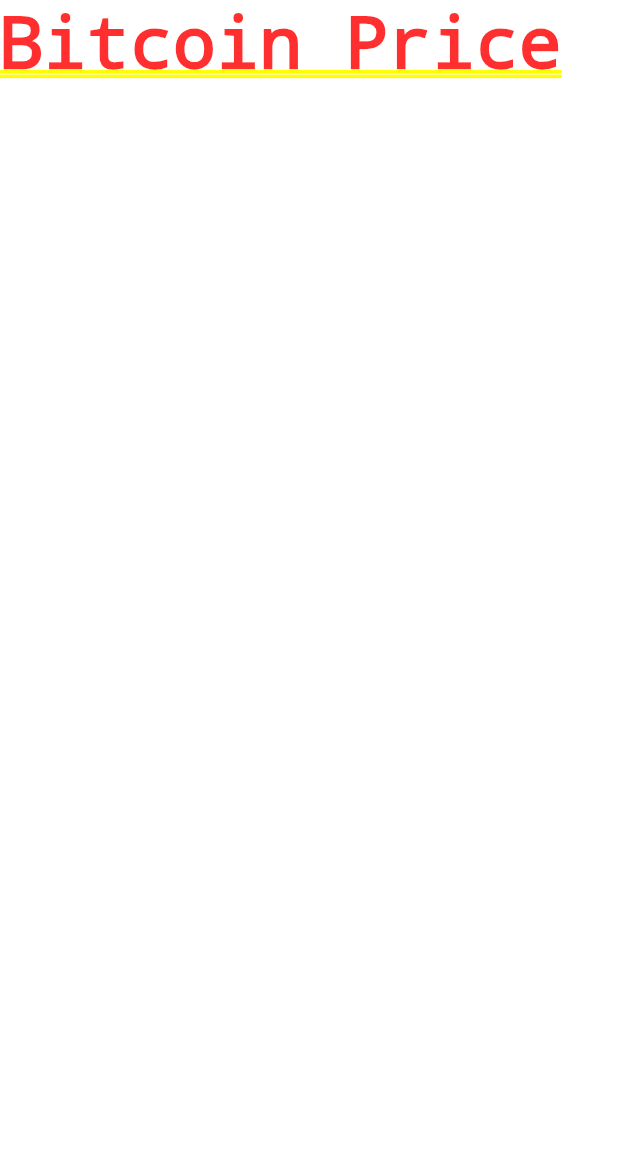
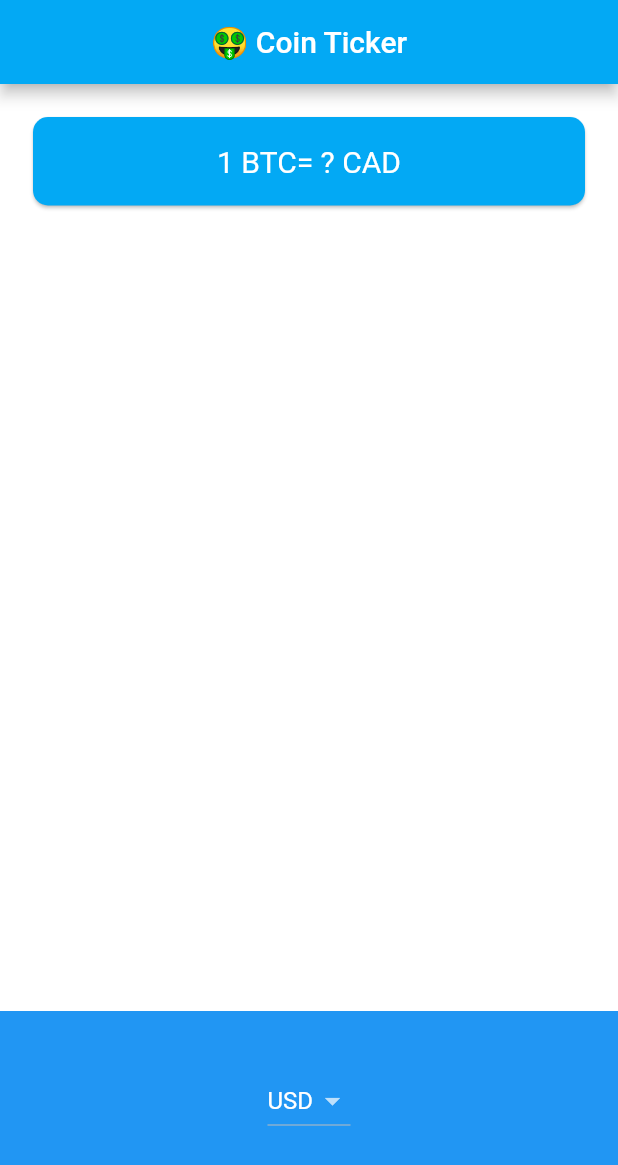
Before and after one commit to sandeep1dimri/bitcoin, a Flutter app: the screen it shows after launch, on a phone screen of 412 x 824 dp. Shown: the top 1165 px of the screen. Run offline on Flutter 3.47's test engine with Material 2 defaults, Android fonts, the phone set to English and light mode, and no system bars.

Commit message:
Drop down list added, iOS shows drop down like Android not like ios

```diff
--- /dev/null
+++ b/lib/currency_data.dart
@@ -0,0 +1,3 @@
+const List<String> currencyType = ['CAD', 'EUR', 'GBP', 'RS', 'USD'];
+
+const List<String> cryptoList = ['BTC', 'ETH', 'LTC'];
--- a/lib/main.dart
+++ b/lib/main.dart
@@ -1,4 +1,5 @@
 import 'package:flutter/material.dart';
+import 'price_screen.dart';
 
 void main() {
   runApp(BitCoinApp());
@@ -8,16 +9,10 @@ class BitCoinApp extends StatelessWidget {
   @override
   Widget build(BuildContext context) {
     return MaterialApp(
-      theme: ThemeData.dark().copyWith(
-          primaryColor: Colors.lightBlue,
-          scaffoldBackgroundColor: Colors.white),
-      home: SafeArea(
-        child: Container(
-          width: 30,
-          height: 60,
-          child: Text("Bitcoin Price"),
-        ),
-      ),
-    );
+        debugShowCheckedModeBanner: false,
+        theme: ThemeData.dark().copyWith(
+            primaryColor: Colors.lightBlue,
+            scaffoldBackgroundColor: Colors.white),
+        home: PriceScreen());
   }
 }
--- a/lib/price_screen.dart
+++ b/lib/price_screen.dart
@@ -0,0 +1,70 @@
+import 'package:flutter/material.dart';
+import 'currency_data.dart';
+
+class PriceScreen extends StatefulWidget {
+  @override
+  _PriceScreenState createState() => _PriceScreenState();
+}
+
+class _PriceScreenState extends State<PriceScreen> {
+  String dropDownSelectedValue = 'USD';
+
+  List<DropdownMenuItem> buildDropDownList() {
+    List<DropdownMenuItem<String>> dropDownList = [];
+    for (String currType in currencyType) {
+      var temp = DropdownMenuItem(
+        child: Text(currType),
+        value: currType,
+      );
+      dropDownList.add(temp);
+    }
+    return dropDownList;
+  }
+
+  @override
+  Widget build(BuildContext context) {
+    return Scaffold(
+      appBar: AppBar(
+        title: Center(child: Text("🤑 Coin Ticker")),
+      ),
+      body: Column(
+        mainAxisAlignment: MainAxisAlignment.spaceBetween,
+        crossAxisAlignment: CrossAxisAlignment.stretch,
+        children: [
+          Padding(
+            padding: EdgeInsets.fromLTRB(18, 18, 18, 0),
+            child: Card(
+              color: Colors.lightBlue,
+              shape: RoundedRectangleBorder(
+                borderRadius: BorderRadius.circular(10),
+              ),
+              child: Padding(
+                padding: EdgeInsets.symmetric(vertical: 18, horizontal: 20),
+                child: Text(
+                  "1 BTC= ? CAD",
+                  style: TextStyle(fontSize: 20, color: Colors.white),
+                  textAlign: TextAlign.center,
+                ),
+              ),
+            ),
+          ),
+          Container(
+            height: 150,
+            padding: EdgeInsets.only(bottom: 30),
+            alignment: Alignment.center,
+            color: Colors.blue,
+            child: DropdownButton<String>(
+              value: dropDownSelectedValue,
+              items: buildDropDownList(),
+              onChanged: (value) {
+                setState(() {
+                  dropDownSelectedValue = value;
+                });
+              },
+            ),
+          )
+        ],
+      ),
+    );
+  }
+}
```
